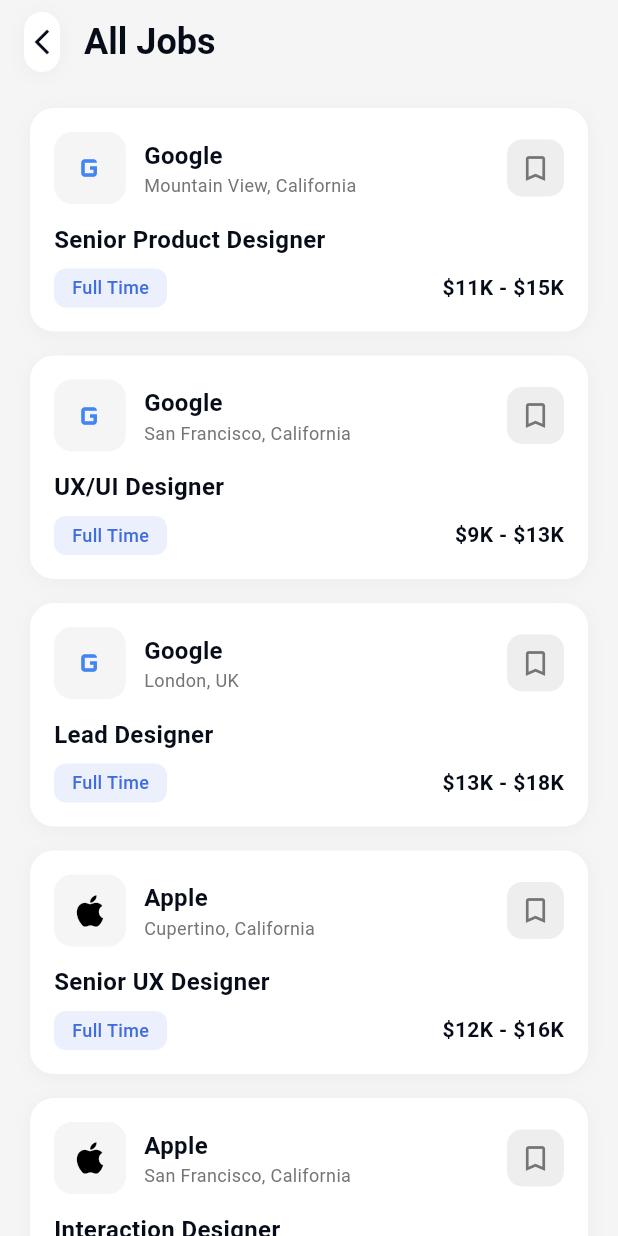
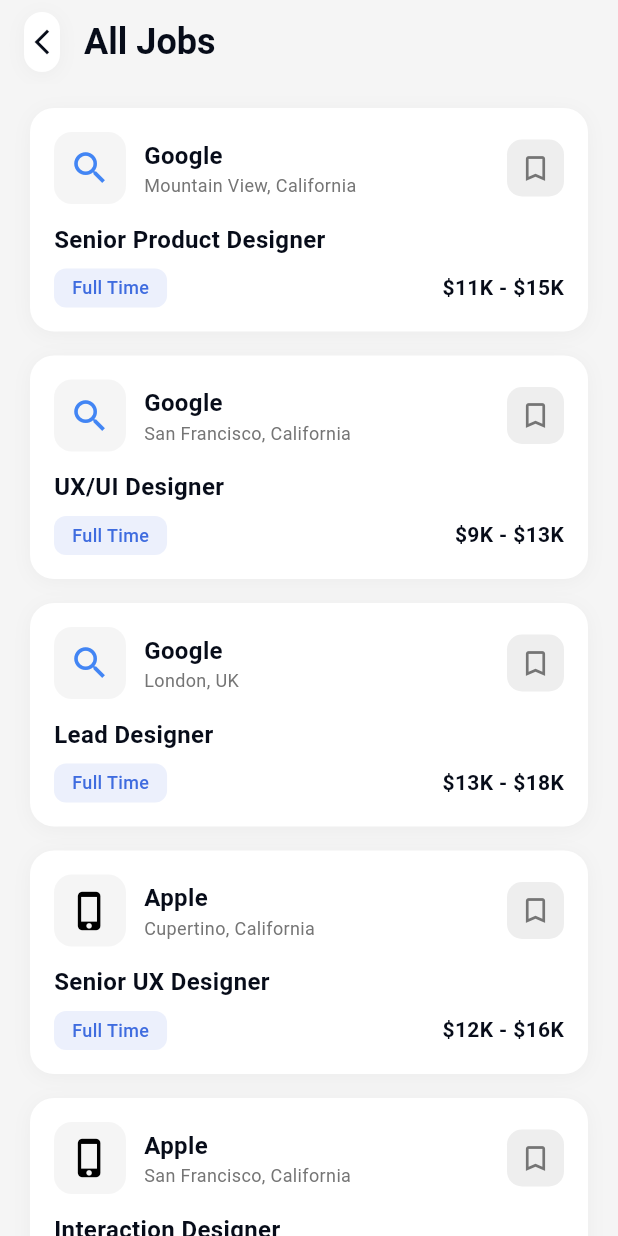
Before and after one commit to omar-hossam0/job_compass, a Flutter app: the HomeDashboardScreen screen opened directly, after a tap on "Show All", on a phone screen of 412 x 824 dp. Run offline on Flutter 3.47's test engine with Material 3 defaults, Android fonts, the phone set to English and light mode, and no system bars.

Commit message:
Update company logos with better icons and fix badge styling in home screen

```diff
--- a/lib/constants/jobs_data.dart
+++ b/lib/constants/jobs_data.dart
@@ -332,33 +332,33 @@
   static IconData getCompanyLogo(String company) {
     switch (company) {
       case 'Google':
-        return Icons.g_mobiledata;
+        return Icons.search; // Google - Search engine
       case 'Apple':
-        return Icons.apple;
+        return Icons.phone_iphone; // Apple - iPhone
       case 'Microsoft':
-        return Icons.window;
+        return Icons.laptop_windows; // Microsoft - Windows
       case 'Amazon':
-        return Icons.shopping_cart;
+        return Icons.shopping_bag; // Amazon - Shopping
       case 'Meta':
-        return Icons.facebook;
+        return Icons.groups; // Meta - Social connections
       case 'Netflix':
-        return Icons.play_arrow;
+        return Icons.movie; // Netflix - Movies/Streaming
       case 'Tesla':
-        return Icons.electric_car;
+        return Icons.electric_bolt; // Tesla - Electric power
       case 'IBM':
-        return Icons.computer;
+        return Icons.cloud; // IBM - Cloud computing
       case 'LinkedIn':
-        return Icons.business;
+        return Icons.work; // LinkedIn - Professional work
       case 'Adobe':
-        return Icons.brush;
+        return Icons.palette; // Adobe - Creative design
       case 'Spotify':
-        return Icons.music_note;
+        return Icons.headphones; // Spotify - Music streaming
       case 'Uber':
-        return Icons.directions_car;
+        return Icons.local_taxi; // Uber - Taxi service
       case 'Airbnb':
-        return Icons.home;
+        return Icons.house; // Airbnb - Houses/Homes
       case 'Slack':
-        return Icons.chat;
+        return Icons.forum; // Slack - Team communication
       default:
         return Icons.business_center;
     }
--- a/lib/screens/home_dashboard_screen.dart
+++ b/lib/screens/home_dashboard_screen.dart
@@ -521,13 +521,27 @@
                           fontSize: 16,
                           fontWeight: FontWeight.w600,
                         ),
+                        maxLines: 2,
+                        overflow: TextOverflow.ellipsis,
                       ),
-                      const SizedBox(height: 4),
-                      Text(
-                        job['type'] as String,
-                        style: TextStyle(
-                          color: Colors.grey[600],
-                          fontSize: 13,
+                      const SizedBox(height: 8),
+                      Container(
+                        padding: const EdgeInsets.symmetric(
+                          horizontal: 10,
+                          vertical: 5,
+                        ),
+                        decoration: BoxDecoration(
+                          color: const Color(0xffECF0FC),
+                          borderRadius: BorderRadius.circular(6),
+                        ),
+                        child: Text(
+                          job['type'] as String,
+                          style: const TextStyle(
+                            color: Color(0xff3F6CDF),
+                            fontSize: 11,
+                            fontWeight: FontWeight.w500,
+                            height: 1.2,
+                          ),
                         ),
                       ),
                       const Spacer(),
```
Also changed, not shown: 1 other file.
